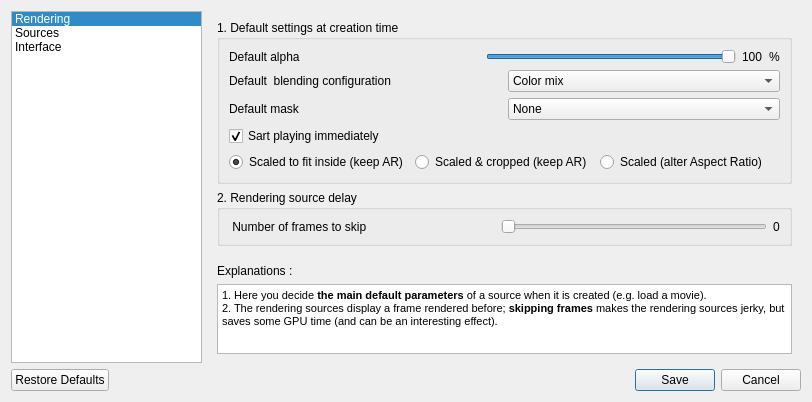
Above: src/UserPreferencesDialog.ui from markus-wa/glmixer-mirror before the change. Below: the same form after it.
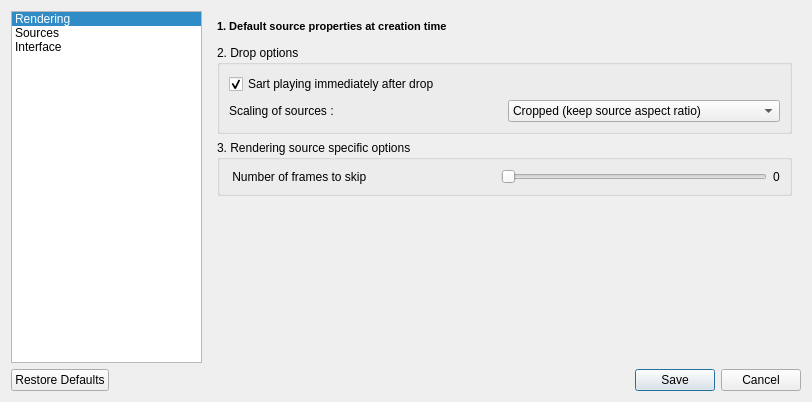
That is the form after the change. The open tabs and pages were chosen to show the change. Icons and pictures are not drawn. Custom widgets are drawn as their Qt base class.

Patch:
```diff
--- a/src/UserPreferencesDialog.ui
+++ b/src/UserPreferencesDialog.ui
@@ -318,162 +318,30 @@
      </widget>
      <widget class="QWidget" name="stackedWidgetPage2">
       <layout class="QVBoxLayout" name="verticalLayout_5">
+       <item>
+        <widget class="QLabel" name="label_4">
+         <property name="text">
+          <string>&lt;!DOCTYPE HTML PUBLIC &quot;-//W3C//DTD HTML 4.0//EN&quot; &quot;http://www.w3.org/TR/REC-html40/strict.dtd&quot;&gt;
+&lt;html&gt;&lt;head&gt;&lt;meta name=&quot;qrichtext&quot; content=&quot;1&quot; /&gt;&lt;style type=&quot;text/css&quot;&gt;
+p, li { white-space: pre-wrap; }
+&lt;/style&gt;&lt;/head&gt;&lt;body style=&quot; font-family:'Sans Serif'; font-size:8pt; font-weight:400; font-style:normal;&quot;&gt;
+&lt;p style=&quot; margin-top:0px; margin-bottom:0px; margin-left:0px; margin-right:0px; -qt-block-indent:0; text-indent:0px;&quot;&gt;&lt;span style=&quot; font-weight:600;&quot;&gt;1. Default source properties at creation time&lt;/span&gt;&lt;/p&gt;&lt;/body&gt;&lt;/html&gt;</string>
+         </property>
+        </widget>
+       </item>
+       <item>
+        <widget class="SourcePropertyBrowser" name="defaultProperties" native="true"/>
+       </item>
        <item>
         <widget class="QGroupBox" name="groupBox_3">
          <property name="title">
-          <string>1. Default settings at creation time</string>
+          <string>2. Drop options</string>
          </property>
          <layout class="QVBoxLayout" name="verticalLayout_2">
-          <item>
-           <layout class="QHBoxLayout" name="alphalayout">
-            <item>
-             <widget class="QLabel" name="label_alpha">
-              <property name="sizePolicy">
-               <sizepolicy hsizetype="Expanding" vsizetype="Preferred">
-                <horstretch>0</horstretch>
-                <verstretch>0</verstretch>
-               </sizepolicy>
-              </property>
-              <property name="text">
-               <string>Default alpha  </string>
-              </property>
-             </widget>
-            </item>
-            <item>
-             <widget class="QSlider" name="defaultAlpha">
-              <property name="sizePolicy">
-               <sizepolicy hsizetype="MinimumExpanding" vsizetype="Fixed">
-                <horstretch>0</horstretch>
-                <verstretch>0</verstretch>
-               </sizepolicy>
-              </property>
-              <property name="maximum">
-               <number>100</number>
-              </property>
-              <property name="value">
-               <number>100</number>
-              </property>
-              <property name="orientation">
-               <enum>Qt::Horizontal</enum>
-              </property>
-             </widget>
-            </item>
-            <item>
-             <widget class="QLabel" name="alphaValue">
-              <property name="text">
-               <string>100</string>
-              </property>
-             </widget>
-            </item>
-            <item>
-             <widget class="QLabel" name="label_percent">
-              <property name="text">
-               <string>%</string>
-              </property>
-             </widget>
-            </item>
-           </layout>
-          </item>
-          <item>
-           <layout class="QHBoxLayout" name="blendingLayout">
-            <item>
-             <widget class="QLabel" name="label_blending">
-              <property name="text">
-               <string>Default  blending configuration </string>
-              </property>
-             </widget>
-            </item>
-            <item>
-             <widget class="QComboBox" name="defaultBlending">
-              <item>
-               <property name="text">
-                <string>Color mix</string>
-               </property>
-              </item>
-              <item>
-               <property name="text">
-                <string>Inverse color mix</string>
-               </property>
-              </item>
-              <item>
-               <property name="text">
-                <string>Layer color mix</string>
-               </property>
-              </item>
-              <item>
-               <property name="text">
-                <string>Inverse layer color mix</string>
-               </property>
-              </item>
-              <item>
-               <property name="text">
-                <string>Layer opacity</string>
-               </property>
-              </item>
-             </widget>
-            </item>
-           </layout>
-          </item>
-          <item>
-           <layout class="QHBoxLayout" name="maskLayout">
-            <item>
-             <widget class="QLabel" name="label_mask">
-              <property name="text">
-               <string>Default mask</string>
-              </property>
-             </widget>
-            </item>
-            <item>
-             <widget class="QComboBox" name="defaultMask">
-              <item>
-               <property name="text">
-                <string>None</string>
-               </property>
-              </item>
-              <item>
-               <property name="text">
-                <string>Rounded corners</string>
-               </property>
-               <property name="icon">
-                <iconset resource="../textures.qrc">
-                 <normaloff>:/glmixer/textures/mask_roundcorner.png</normaloff>:/glmixer/textures/mask_roundcorner.png</iconset>
-               </property>
-              </item>
-              <item>
-               <property name="text">
-                <string>Circle</string>
-               </property>
-               <property name="icon">
-                <iconset resource="../textures.qrc">
-                 <normaloff>:/glmixer/textures/mask_circle.png</normaloff>:/glmixer/textures/mask_circle.png</iconset>
-               </property>
-              </item>
-              <item>
-               <property name="text">
-                <string>Circular gradient</string>
-               </property>
-               <property name="icon">
-                <iconset resource="../textures.qrc">
-                 <normaloff>:/glmixer/textures/mask_linear_circle.png</normaloff>:/glmixer/textures/mask_linear_circle.png</iconset>
-               </property>
-              </item>
-              <item>
-               <property name="text">
-                <string>Square gradient</string>
-               </property>
-               <property name="icon">
-                <iconset resource="../textures.qrc">
-                 <normaloff>:/glmixer/textures/mask_linear_square.png</normaloff>:/glmixer/textures/mask_linear_square.png</iconset>
-               </property>
-              </item>
-             </widget>
-            </item>
-           </layout>
-          </item>
           <item>
            <widget class="QCheckBox" name="defaultStartPlaying">
             <property name="text">
-             <string>Sart playing immediately</string>
+             <string>Sart playing immediately after drop</string>
             </property>
             <property name="checked">
              <bool>true</bool>
@@ -483,30 +351,34 @@
           <item>
            <layout class="QHBoxLayout" name="horizontalLayout_4">
             <item>
-             <widget class="QRadioButton" name="radioButton_9">
-              <property name="enabled">
-               <bool>true</bool>
-              </property>
+             <widget class="QLabel" name="label_5">
               <property name="text">
-               <string>Scaled to fit inside (keep AR)</string>
+               <string>Scaling of sources : </string>
               </property>
-              <property name="checked">
-               <bool>true</bool>
-              </property>
              </widget>
             </item>
             <item>
-             <widget class="QRadioButton" name="radioButton_7">
-              <property name="text">
-               <string>Scaled &amp;&amp; cropped (keep AR)</string>
-              </property>
-             </widget>
-            </item>
-            <item>
-             <widget class="QRadioButton" name="radioButton_8">
-              <property name="text">
-               <string>Scaled (alter Aspect Ratio)</string>
-              </property>
+             <widget class="QComboBox" name="scalingModeSelection">
+              <item>
+               <property name="text">
+                <string>Cropped (keep source aspect ratio)</string>
+               </property>
+              </item>
+              <item>
+               <property name="text">
+                <string>Centered (keep source aspect ratio)</string>
+               </property>
+              </item>
+              <item>
+               <property name="text">
+                <string>Scaled (use rendering aspect ratio)</string>
+               </property>
+              </item>
+              <item>
+               <property name="text">
+                <string>Pixel (original size inside rendering buffer)</string>
+               </property>
+              </item>
              </widget>
             </item>
            </layout>
@@ -517,7 +389,7 @@
        <item>
         <widget class="QGroupBox" name="groupBox_4">
          <property name="title">
-          <string>2. Rendering source delay</string>
+          <string>3. Rendering source specific options</string>
          </property>
          <layout class="QHBoxLayout" name="horizontalLayout_3">
           <item>
@@ -563,37 +435,6 @@
          </property>
         </spacer>
        </item>
-       <item>
-        <widget class="QLabel" name="label_explanations">
-         <property name="text">
-          <string>Explanations :</string>
-         </property>
-        </widget>
-       </item>
-       <item>
-        <widget class="QTextBrowser" name="Explanations_2">
-         <property name="sizePolicy">
-          <sizepolicy hsizetype="Expanding" vsizetype="Preferred">
-           <horstretch>0</horstretch>
-           <verstretch>0</verstretch>
-          </sizepolicy>
-         </property>
-         <property name="maximumSize">
-          <size>
-           <width>16777215</width>
-           <height>83</height>
-          </size>
-         </property>
-         <property name="html">
-          <string>&lt;!DOCTYPE HTML PUBLIC &quot;-//W3C//DTD HTML 4.0//EN&quot; &quot;http://www.w3.org/TR/REC-html40/strict.dtd&quot;&gt;
-&lt;html&gt;&lt;head&gt;&lt;meta name=&quot;qrichtext&quot; content=&quot;1&quot; /&gt;&lt;style type=&quot;text/css&quot;&gt;
-p, li { white-space: pre-wrap; }
-&lt;/style&gt;&lt;/head&gt;&lt;body style=&quot; font-family:'Sans Serif'; font-size:8pt; font-weight:400; font-style:normal;&quot;&gt;
-&lt;p style=&quot; margin-top:0px; margin-bottom:0px; margin-left:0px; margin-right:0px; -qt-block-indent:0; text-indent:0px;&quot;&gt;&lt;span style=&quot; font-family:'MS Shell Dlg 2';&quot;&gt;1. Here you decide &lt;/span&gt;&lt;span style=&quot; font-family:'MS Shell Dlg 2'; font-weight:600;&quot;&gt;the main default parameters &lt;/span&gt;&lt;span style=&quot; font-family:'MS Shell Dlg 2';&quot;&gt;of a source when it is created (e.g. load a movie). &lt;/span&gt;&lt;/p&gt;
-&lt;p style=&quot; margin-top:0px; margin-bottom:0px; margin-left:0px; margin-right:0px; -qt-block-indent:0; text-indent:0px;&quot;&gt;&lt;span style=&quot; font-family:'MS Shell Dlg 2';&quot;&gt;2. The rendering sources display a frame rendered before;&lt;/span&gt;&lt;span style=&quot; font-family:'MS Shell Dlg 2'; font-weight:600;&quot;&gt; skipping frames&lt;/span&gt;&lt;span style=&quot; font-family:'MS Shell Dlg 2';&quot;&gt; makes the rendering sources jerky, but saves some GPU time (and can be an interesting effect).&lt;/span&gt;&lt;/p&gt;&lt;/body&gt;&lt;/html&gt;</string>
-         </property>
-        </widget>
-       </item>
       </layout>
      </widget>
      <widget class="QWidget" name="stackedWidgetPage3">
@@ -822,6 +663,14 @@
    </item>
   </layout>
  </widget>
+ <customwidgets>
+  <customwidget>
+   <class>SourcePropertyBrowser</class>
+   <extends>QWidget</extends>
+   <header location="global">SourcePropertyBrowser.h</header>
+   <container>1</container>
+  </customwidget>
+ </customwidgets>
  <resources>
   <include location="../images.qrc"/>
   <include location="../icons.qrc"/>
```
Left out of the diff: 64 changed lines with no effect on the pictures.
